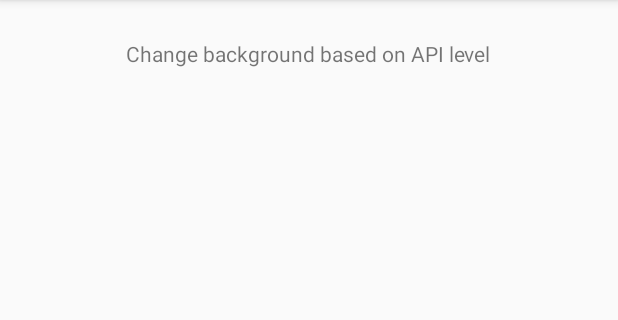
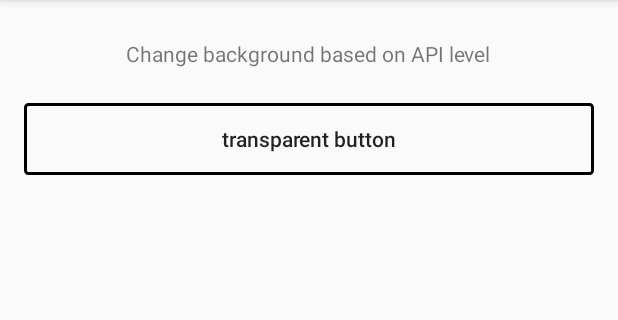
Before and after one commit to arimura/android-api-practice, an Android app: the DrawableActivity screen opened directly, with no data from a screen before it, on a phone screen of 412 x 824 dp, the part 84-404 px from its top. Run offline under Robolectric (Android 15) with nearby library versions, the phone set to English and light mode, and no system bars.

Commit message:
add transparent button

```diff
--- /dev/null
+++ b/app/src/main/res/drawable/border_button.xml
@@ -0,0 +1,10 @@
+<?xml version="1.0" encoding="utf-8"?>
+<selector xmlns:android="http://schemas.android.com/apk/res/android">
+    <item>
+        <shape android:shape="rectangle">
+            <solid android:color="#00ffffff" />
+            <stroke android:color="@android:color/black" android:width="2dp"/>
+            <corners android:radius="2dp"/>
+        </shape>
+    </item>
+</selector>
--- a/app/src/main/res/layout/activity_drawable.xml
+++ b/app/src/main/res/layout/activity_drawable.xml
@@ -17,7 +17,8 @@
         android:layout_centerHorizontal="true"
         android:gravity="center_horizontal"
         android:background="@drawable/dynamic_bg"
-        android:clickable="true">
+        android:clickable="true"
+        android:id="@+id/linearLayout3">
 
         <TextView
             android:layout_width="wrap_content"
@@ -27,4 +28,18 @@
             android:layout_marginTop="10dp"
             android:layout_marginBottom="10dp" />
     </LinearLayout>
+
+    <Button
+        android:text="transparent button"
+        android:textAllCaps="false"
+        android:layout_width="wrap_content"
+        android:layout_height="wrap_content"
+        android:layout_below="@+id/linearLayout3"
+        android:layout_marginTop="13dp"
+        android:id="@+id/buttonBorderButton"
+        android:background="@drawable/border_button"
+        android:layout_alignParentRight="true"
+        android:layout_alignParentEnd="true"
+        android:layout_alignParentLeft="true"
+        android:layout_alignParentStart="true" />
 </RelativeLayout>
```
